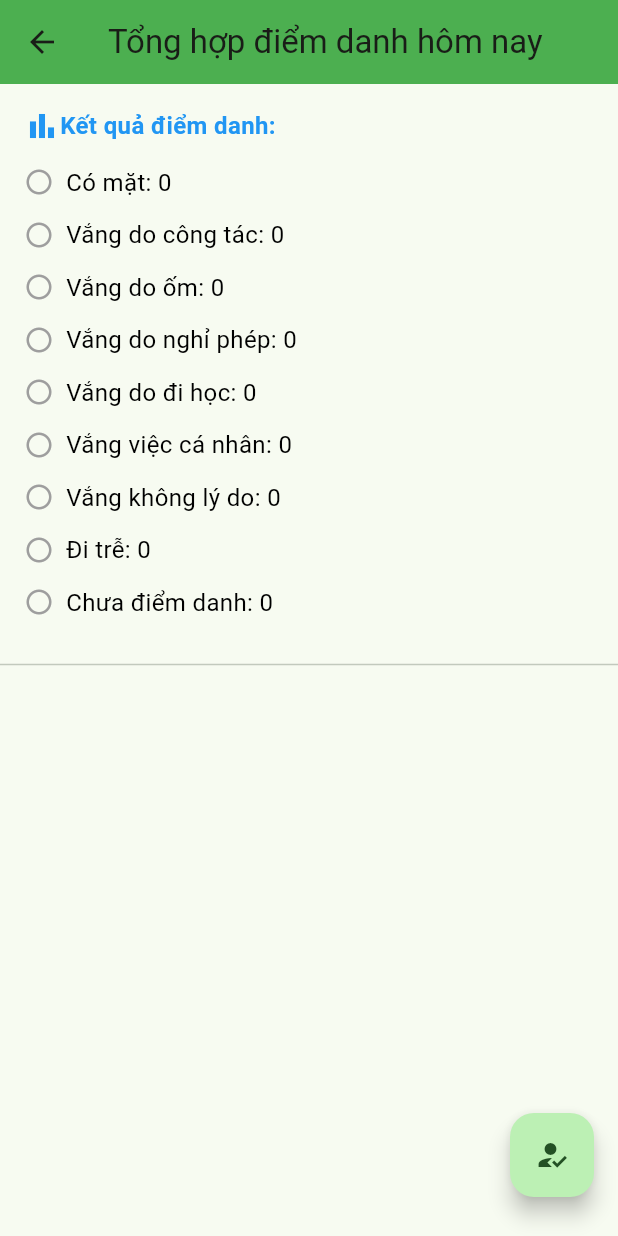
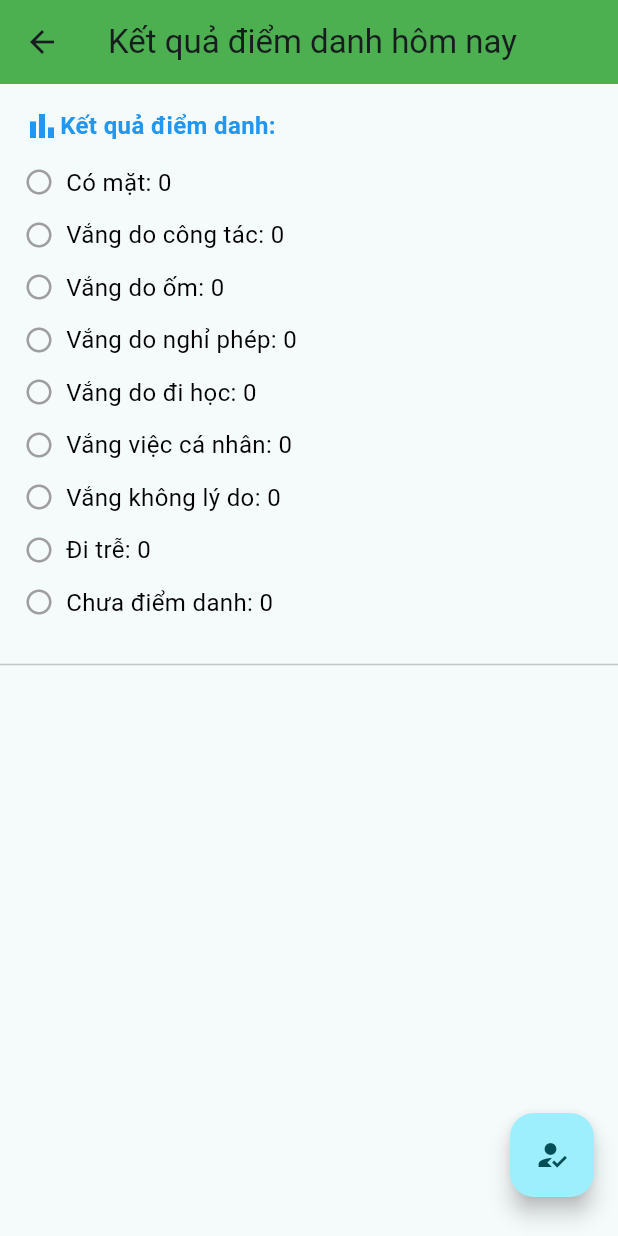
Before and after one commit to tranquangphuc-1986/flutter-attendance-web, a Flutter app: the SummaryScreenResult screen opened directly, on a phone screen of 412 x 824 dp. Run offline on Flutter 3.47's test engine with Material 3 defaults, Android fonts, the phone set to English and light mode, and no system bars; our stand-ins replace cloud_firestore, firebase_auth, firebase_core, flutter_slidable, image_picker; accounts and stored records are empty.

Commit message:
update code

```diff
--- a/lib/Widgets/cax_card.dart
+++ b/lib/Widgets/cax_card.dart
@@ -1,5 +1,5 @@
 import 'package:flutter/material.dart';
-import 'package:app_02/models/cax_model.dart';
+import 'package:app_02/cax/cax_model.dart';
 
 class DonViCard extends StatelessWidget {
   final DonVi donVi;
--- a/lib/data/cax_data.dart
+++ b/lib/cax/cax_data.dart
@@ -1,4 +1,4 @@
-import 'package:app_02/models/cax_model.dart';
+import 'package:app_02/cax/cax_model.dart';
 
 List<DonVi> donViList = [
   DonVi(
--- a/lib/cax_screens/detail_screen.dart
+++ b/lib/cax/cax_detail_screen.dart
@@ -1,5 +1,5 @@
 import 'package:flutter/material.dart';
-import 'package:app_02/models/cax_model.dart';
+import 'package:app_02/cax/cax_model.dart';
 
 class DetailScreen extends StatelessWidget {
   final DonVi donVi;
--- a/lib/cax_screens/home_screenCAX.dart
+++ b/lib/cax/cax_home_screen.dart
@@ -1,8 +1,8 @@
 import 'package:flutter/material.dart';
-import 'package:app_02/models/cax_model.dart';
-import 'package:app_02/data/cax_data.dart';
+import 'package:app_02/cax/cax_model.dart';
+import 'package:app_02/cax/cax_data.dart';
 import 'package:app_02/Widgets/cax_card.dart';
-import 'detail_screen.dart';
+import 'package:app_02/cax/cax_detail_screen.dart';
 
 class HomeScreenCAX extends StatefulWidget {
   const HomeScreenCAX({super.key});
--- a/lib/cax/card_cax.dart
+++ b/lib/data_diaban/card_cax.dart
@@ -1,4 +1,4 @@
-import 'package:app_02/cax/model_cax.dart';
+import 'package:app_02/data_diaban/model_cax.dart';
 import 'package:flutter/material.dart';
 class UnitCard extends StatelessWidget {
   final Unit unit;
--- a/lib/cax/cax_page_home.dart
+++ b/lib/data_diaban/cax_page_home.dart
@@ -1,5 +1,5 @@
-import 'package:app_02/cax/card_cax.dart';
-import 'package:app_02/cax/data_cax.dart';
+import 'package:app_02/data_diaban/card_cax.dart';
+import 'package:app_02/data_diaban/data_cax.dart';
 import 'package:flutter/material.dart';
 
 class CAXScreen extends StatefulWidget {
--- a/lib/cax/data_cax.dart
+++ b/lib/data_diaban/data_cax.dart
@@ -1,4 +1,4 @@
-import 'package:app_02/cax/model_cax.dart';
+import 'package:app_02/data_diaban/model_cax.dart';
 
 final List<Unit> units = [
   Unit(
--- a/lib/main.dart
+++ b/lib/main.dart
@@ -12,16 +12,15 @@ Future<void> main() async {
 
 class MyApp extends StatelessWidget {
   const MyApp({super.key});
-
   // This widget is the root of your application.
   @override
   Widget build(BuildContext context) {
     return MaterialApp(
       debugShowCheckedModeBanner:
           false, //là một thuộc tính được sử dụng để ẩn biểu ngữ “DEBUG” màu đỏ ở góc trên bên phải của ứng dụng khi chạy ở chế độ debug.
-      title: 'Flutter Demo',
+      title: 'Ứng dụng điểm danh',
       theme: ThemeData(
-        colorScheme: ColorScheme.fromSeed(seedColor: Colors.green),
+        colorScheme: ColorScheme.fromSeed(seedColor: Colors.white),
         //textTheme: GoogleFonts.playfairDisplayTextTheme(),
         fontFamily: 'Roboto',
         snackBarTheme: const SnackBarThemeData(
--- a/lib/student_screens/students_attendance_screen_3.dart
+++ b/lib/student_screens/students_attendance_screen_3.dart
@@ -32,7 +32,6 @@ class _AttendanceScreen3State extends State<AttendanceScreen3> {
     _loadDataStudents();
     // _loadStudents();
   }
-
   // void _loadStudents() {
   //   _firebaseService.getStudents().listen((studentList) {
   //     setState(() {
--- a/lib/student_screens/students_statistics_page.dart
+++ b/lib/student_screens/students_statistics_page.dart
@@ -66,6 +66,7 @@ class _StudentsStatisticsPageState extends State<StudentsStatisticsPage> {
   @override
   Widget build(BuildContext context) {
     return Scaffold(
+
       appBar: AppBar(
         backgroundColor: Colors.blue,
         title: const Text('Tổng hợp điểm danh'),
--- a/lib/student_screens/students_summary_screen.dart
+++ b/lib/student_screens/students_summary_screen.dart
@@ -114,7 +114,7 @@ class _SummaryScreenResultState extends State<SummaryScreenResult> {
     return Scaffold(
       appBar: AppBar(
         backgroundColor: Colors.green,
-        title: const Text("Tổng hợp điểm danh hôm nay"),
+        title: const Text("Kết quả điểm danh hôm nay"),
         automaticallyImplyLeading: true,
       ),
       body: Column(
@@ -127,7 +127,6 @@ class _SummaryScreenResultState extends State<SummaryScreenResult> {
                 if (!snapshot.hasData) {
                   return const Center(child: CircularProgressIndicator());
                 }
-
                 final students = snapshot.data!;
 
                 return StreamBuilder<Map<String, String>>(
--- a/lib/travel/popular_cate.dart
+++ b/lib/travel/popular_cate.dart
@@ -1,5 +1,5 @@
-import 'package:app_02/cax/cax_page_home.dart';
-import 'package:app_02/cax_screens/home_screenCAX.dart';
+import 'package:app_02/cax/cax_home_screen.dart';
+import 'package:app_02/data_diaban/cax_page_home.dart';
 import 'package:app_02/student_screens/students_attendance_screen_3.dart';
 import 'package:app_02/student_screens/students_statistics_page.dart';
 import 'package:app_02/student_screens/students_list_screen.dart';
```
Also changed, not shown: lib/cax/cax_model.dart (renamed from lib/models/cax_model.dart), lib/data_diaban/model_cax.dart (renamed from lib/cax/model_cax.dart).
